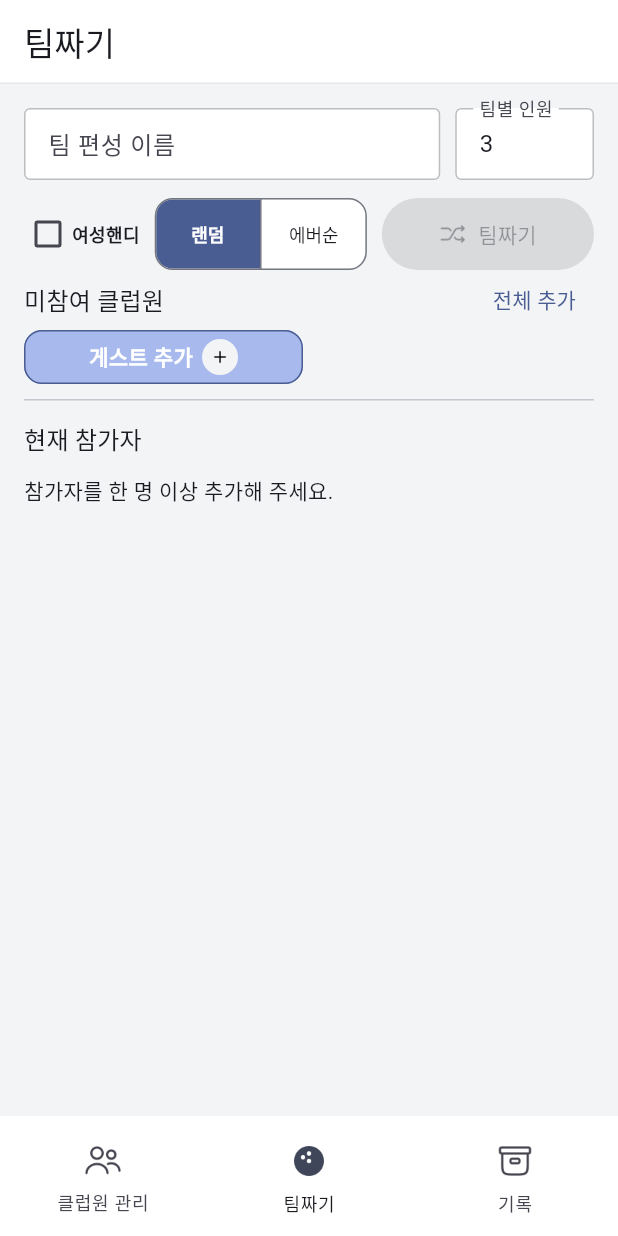
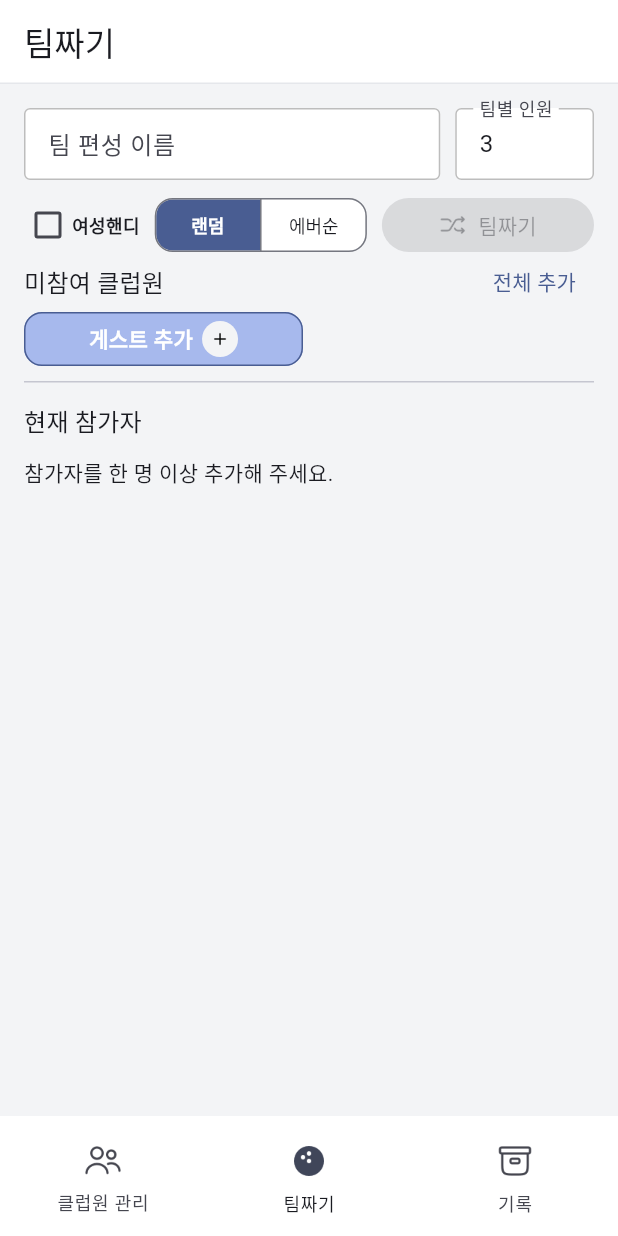
Before and after one commit to dyuhob/blackholeTeammaker, a Flutter app: the screen it shows after launch, item 2 of the bottom bar chosen, on a phone screen of 412 x 824 dp. Run offline on Flutter 3.47's test engine with Material 3 defaults, Android fonts, the phone set to English and light mode, and no system bars; our stand-ins replace screenshot, share_plus, supabase_flutter, web; missing offline and left inert: dart:js_interop, gal; accounts and stored records are empty.

Commit message:
fix: align compact action controls

```diff
--- a/lib/features/members/member_screen.dart
+++ b/lib/features/members/member_screen.dart
@@ -101,7 +101,7 @@ class _MemberScreenState extends State<MemberScreen> {
         return const Center(child: CircularProgressIndicator());
       }
       return Padding(
-        padding: const EdgeInsets.fromLTRB(16, 16, 16, 8),
+        padding: const EdgeInsets.fromLTRB(16, 16, 16, 0),
         child: Column(
           crossAxisAlignment: CrossAxisAlignment.stretch,
           children: [
--- a/lib/features/team_builder/team_builder_screen.dart
+++ b/lib/features/team_builder/team_builder_screen.dart
@@ -182,7 +182,7 @@ class _TeamBuilderScreenState extends State<TeamBuilderScreen> {
           ),
           const SizedBox(height: 12),
           SizedBox(
-            height: _controlHeight,
+            height: _compactCardHeight,
             child: Row(
               crossAxisAlignment: CrossAxisAlignment.stretch,
               children: [
@@ -220,7 +220,7 @@ class _TeamBuilderScreenState extends State<TeamBuilderScreen> {
                     showSelectedIcon: false,
                     style: ButtonStyle(
                       tapTargetSize: MaterialTapTargetSize.shrinkWrap,
-                      visualDensity: const VisualDensity(vertical: 2),
+                      visualDensity: const VisualDensity(vertical: -1),
                       padding: const WidgetStatePropertyAll(
                         EdgeInsets.symmetric(horizontal: 4),
                       ),
```
Also changed, not shown: 1 other file.
